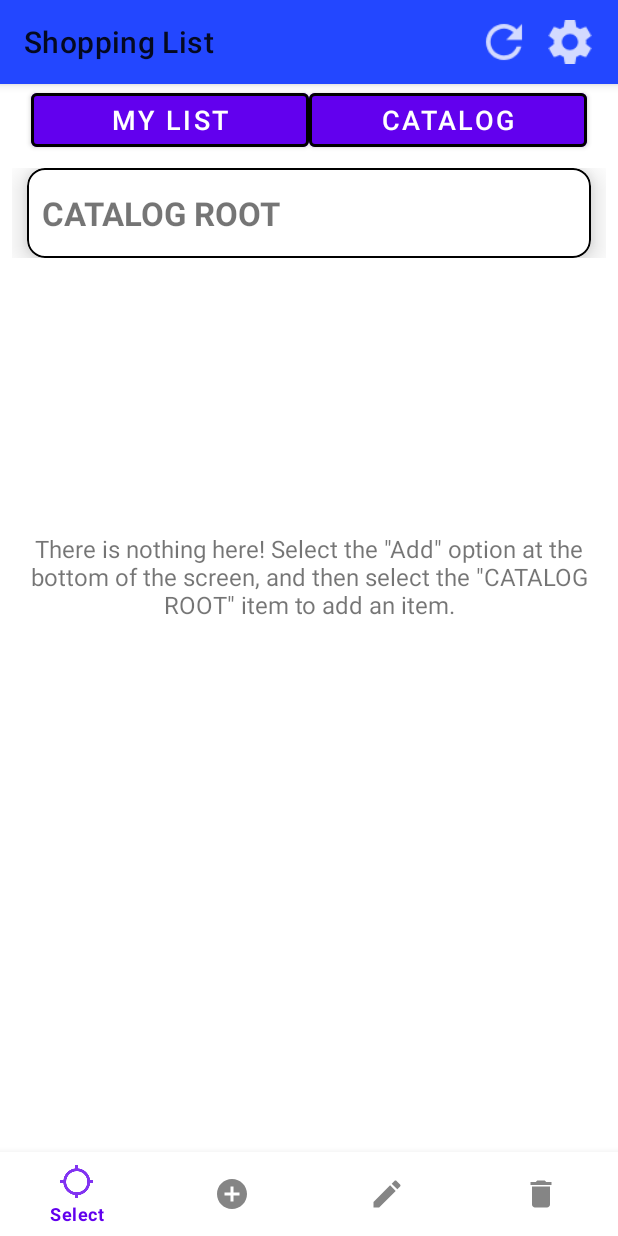
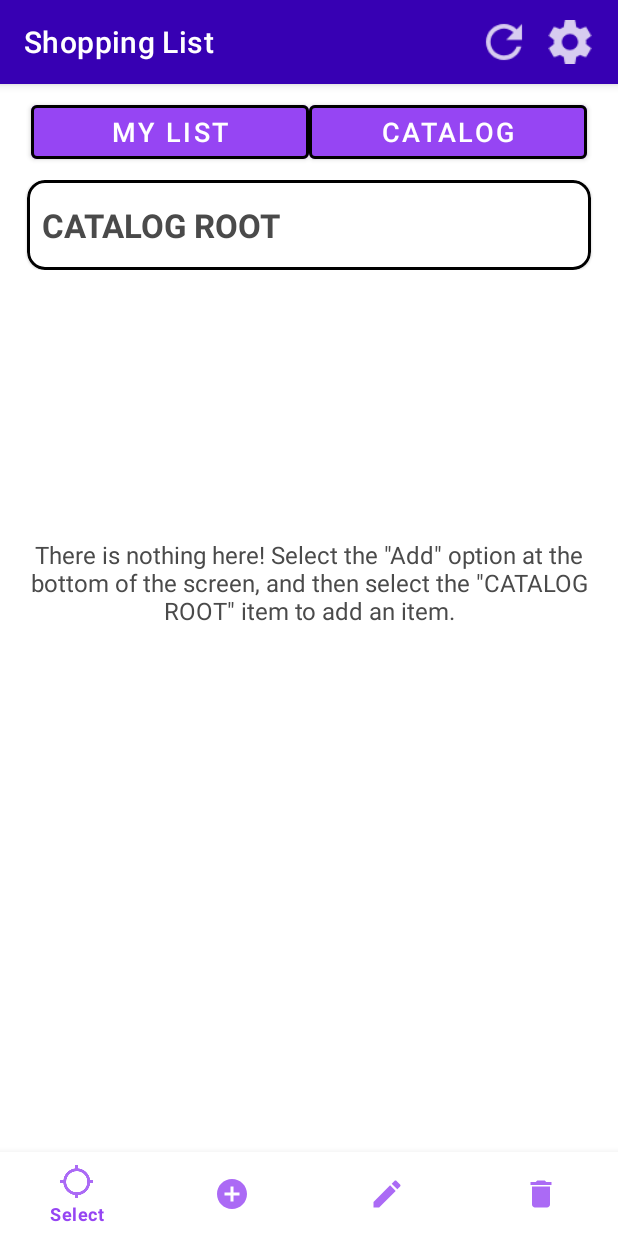
Before and after one commit to DavidSemke/Categorical, an Android app: the screen it shows after launch (MainActivity), after a tap on "CATALOG", on a phone screen of 412 x 824 dp. Run offline under Robolectric (Android 15) with nearby library versions, the phone set to English and light mode, and no system bars.

Commit message:
Updated color scheme and language.

```diff
--- a/app/src/main/java/com/example/depthdefinedshoppinglist/data/TextFileManager.java
+++ b/app/src/main/java/com/example/depthdefinedshoppinglist/data/TextFileManager.java
@@ -267,7 +267,7 @@ public class TextFileManager {
 
 
             Toast.makeText(
-                    context, R.string.failed_refresh_msg,
+                    context, R.string.toast_failed_refresh,
                     Toast.LENGTH_SHORT).show();
 
 
--- a/app/src/main/java/com/example/depthdefinedshoppinglist/ui/activity/MainActivity.java
+++ b/app/src/main/java/com/example/depthdefinedshoppinglist/ui/activity/MainActivity.java
@@ -69,18 +69,18 @@ public class MainActivity extends AppCompatActivity {
                     refreshItemsFragment();
 
                     Toast.makeText(
-                            this, R.string.refreshed_msg,
+                            this, R.string.toast_refresh,
                             Toast.LENGTH_SHORT).show();
 
                 } else {
                     Toast.makeText(
-                            this, R.string.failed_refresh_msg,
+                            this, R.string.toast_failed_refresh,
                             Toast.LENGTH_SHORT).show();
                 }
             }
             else {
                 Toast.makeText(
-                        this, R.string.refreshed_msg,
+                        this, R.string.toast_refresh,
                         Toast.LENGTH_SHORT).show();
             }
         });
--- a/app/src/main/java/com/example/depthdefinedshoppinglist/ui/fragment/SelectedItemsFragment.java
+++ b/app/src/main/java/com/example/depthdefinedshoppinglist/ui/fragment/SelectedItemsFragment.java
@@ -75,13 +75,13 @@ public class SelectedItemsFragment extends Fragment implements OnItemClickListen
                 }
 
                 Toast.makeText(
-                        requireActivity(), R.string.external_cat_update_msg,
+                        requireActivity(), R.string.toast_external_cat_update,
                         Toast.LENGTH_SHORT).show();
 
             } else {
 
                 Toast.makeText(
-                        requireActivity(), R.string.failed_refresh_msg,
+                        requireActivity(), R.string.toast_failed_refresh,
                         Toast.LENGTH_SHORT).show();
             }
         } else {
--- a/app/src/main/res/layout/catalog_fragment.xml
+++ b/app/src/main/res/layout/catalog_fragment.xml
@@ -38,6 +38,8 @@
         app:layout_constraintBottom_toBottomOf="parent"
         app:layout_constraintEnd_toEndOf="parent"
         app:layout_constraintStart_toStartOf="parent"
+        app:itemTextColor="@color/purple"
+        app:itemIconTint="@color/purple"
         app:menu="@menu/bottom_nav_bar" />
 
 </androidx.constraintlayout.widget.ConstraintLayout>
--- a/app/src/main/res/layout/items_parent_fragment.xml
+++ b/app/src/main/res/layout/items_parent_fragment.xml
@@ -9,7 +9,8 @@
         android:layout_width="match_parent"
         android:layout_height="wrap_content"
         android:gravity="center"
-        android:orientation="horizontal">
+        android:orientation="horizontal"
+        android:layout_marginTop="8dp">
 
         <com.google.android.material.button.MaterialButton
             android:id="@+id/selected_items_tab"
@@ -37,11 +38,11 @@
         android:name="androidx.navigation.fragment.NavHostFragment"
         android:layout_width="match_parent"
         android:layout_height="match_parent"
+        android:layout_below="@id/items_parent_fragment_list_tabs"
         app:layout_constraintBottom_toBottomOf="parent"
         app:layout_constraintEnd_toEndOf="parent"
         app:layout_constraintHorizontal_bias="0.0"
         app:layout_constraintStart_toStartOf="parent"
-        android:layout_below="@id/items_parent_fragment_list_tabs"
         app:navGraph="@navigation/items_parent_nav_graph" />
 
 </RelativeLayout>
--- a/app/src/main/res/layout/rec_view_cat_item.xml
+++ b/app/src/main/res/layout/rec_view_cat_item.xml
@@ -1,13 +1,12 @@
 <?xml version="1.0" encoding="utf-8"?>
 <RelativeLayout xmlns:android="http://schemas.android.com/apk/res/android"
-    xmlns:tools="http://schemas.android.com/tools"
     android:layout_width="match_parent"
     android:layout_height="wrap_content"
     android:layout_margin="8dp">
 
     <com.google.android.material.card.MaterialCardView
         android:id="@+id/recyclerview_cat_item"
-        style="@style/material_card_view_style">
+        style="@style/cardView">
 
         <LinearLayout
             android:layout_width="match_parent"
--- a/app/src/main/res/layout/rec_view_selected_item.xml
+++ b/app/src/main/res/layout/rec_view_selected_item.xml
@@ -6,7 +6,7 @@
 
     <com.google.android.material.card.MaterialCardView
         android:id="@+id/recyclerview_selected_item"
-        style="@style/material_card_view_style">
+        style="@style/cardView">
 
         <LinearLayout
             android:layout_width="match_parent"
--- a/app/src/main/res/layout/toolbar.xml
+++ b/app/src/main/res/layout/toolbar.xml
@@ -2,6 +2,7 @@
 <androidx.appcompat.widget.Toolbar xmlns:android="http://schemas.android.com/apk/res/android"
     android:layout_width="match_parent"
     android:layout_height="wrap_content"
-    android:background="@color/blue">
+    android:minHeight="?attr/actionBarSize"
+    android:theme="@style/toolbar">
 
 </androidx.appcompat.widget.Toolbar>
--- a/app/src/main/res/values-night/themes.xml
+++ b/app/src/main/res/values-night/themes.xml
@@ -1,16 +1,17 @@
-<resources xmlns:tools="http://schemas.android.com/tools">
+<resources>
     <!-- Base application theme. -->
     <style name="Theme.ShoppingList" parent="Theme.MaterialComponents.DayNight.NoActionBar">
         <!-- Primary brand color. -->
-        <item name="colorPrimary">@color/light_purple</item>
-        <item name="colorPrimaryVariant">@color/dark_purple</item>
-        <item name="colorOnPrimary">@color/black</item>
+        <item name="colorPrimary">@color/dark_purple</item>
+        <item name="colorPrimaryVariant">@color/dark_blue</item>
+        <item name="colorOnPrimary">@color/white</item>
         <!-- Secondary brand color. -->
         <item name="colorSecondary">@color/teal</item>
-        <item name="colorSecondaryVariant">@color/teal</item>
-        <item name="colorOnSecondary">@color/black</item>
+        <item name="colorSecondaryVariant">@color/dark_teal</item>
+        <item name="colorOnSecondary">@color/white</item>
         <!-- Status bar color. -->
-        <item name="android:statusBarColor" tools:targetApi="l">?attr/colorPrimaryVariant</item>
-        <!-- Customize your theme here. -->
+        <item name="android:statusBarColor">?attr/colorPrimaryVariant</item>
+
+        <item name="alertDialogTheme">@style/dialog</item>
     </style>
 </resources>
--- a/app/src/main/res/values/colors.xml
+++ b/app/src/main/res/values/colors.xml
@@ -1,14 +1,14 @@
 <?xml version="1.0" encoding="utf-8"?>
 <resources>
-    <color name="light_purple">#A45CFF</color>
-    <color name="purple">#FF6200EE</color>
-    <color name="dark_purple">#FF3700B3</color>
+    <color name="purple">#9645F3</color>
+    <color name="dark_purple">#43008F</color>
+    <color name="dark_violet">#FF3700B3</color>
+    <color name="dark_blue">#000287</color>
     <color name="teal">#FF03DAC5</color>
     <color name="dark_teal">#FF018786</color>
+
     <color name="black">#FF000000</color>
+    <color name="dark_gray">#4A4A4A</color>
     <color name="white">#FFFFFFFF</color>
-    <color name="blue">#2347FF</color>
-    <color name="red">#DF3535</color>
-    <color name="gray">#757575</color>
 
 </resources>
--- a/app/src/main/res/values/strings.xml
+++ b/app/src/main/res/values/strings.xml
@@ -1,53 +1,65 @@
 <resources>
+    <!-- Headers -->
     <string name="app_name">Shopping List</string>
-    <string name="action_settings">Settings</string>
+    <string name="settings_file_management_header"><b>File Management</b></string>
 
+
+    <!-- Buttons -->
     <string name="selected_items_tab_name">MY LIST</string>
     <string name="catalog_tab_name">CATALOG</string>
-    <string name="ok_button_text">OK</string>
-    <string name="cancel_button_text">@android:string/cancel</string>
-    <string name="select_data_destination_dialog_title">Select Data Destination</string>
-    <string name="select_data_destination_dialog_description">Select a destination for the app\'s
-        data:</string>
-    <string name="add_cat_dialog_title">Add Category</string>
-    <string name="add_cat_dialog_description">Enter a name for the new child of parent
-        \"%1$s\"</string>
-    <string name="edit_cat_dialog_title">Edit Category</string>
-    <string name="edit_cat_dialog_description">Enter a new name for category \"%1$s\"</string>
-    <string name="selected_items_empty_rec_view_msg">There is nothing here! Go to the catalog to add
-        items to your list.</string>
-    <string name="catalog_empty_rec_view_msg">There is nothing here! Select the \"Add\" option at
-        the bottom of the screen, and then select the \"CATALOG ROOT\" item to add an item.</string>
     <string name="skip_button_text">SKIP</string>
     <string name="create_button_text">CREATE</string>
     <string name="select_button_text">SELECT</string>
+    <string name="ok_button_text">OK</string>
+    <string name="cancel_button_text">@android:string/cancel</string>
+
+    <!-- Dialogs -->
+    <string name="select_data_destination_dialog_title">Select Data Destination</string>
+    <string name="select_data_destination_dialog_description">Select a destination for the app\'s
+        data.</string>
+    <string name="add_cat_dialog_title">Add Category</string>
+    <string name="add_cat_dialog_description">Enter a name for the new child of parent category
+        \"%1$s\".</string>
+    <string name="edit_cat_dialog_title">Edit Category</string>
+    <string name="edit_cat_dialog_description">Enter a new name for category \"%1$s\".</string>
     <string name="create_text_file_dialog_title">Create a Text File</string>
     <string name="create_text_file_dialog_msg">Create a text file to store the app\'s persistent
         data.</string>
     <string name="select_text_file_dialog_title">Select a Text File</string>
     <string name="select_text_file_dialog_msg">Select a text file to store the app\'s persistent
         data.</string>
+
+    <!-- Toast messages -->
     <string name="toast_successful_file_creation">File created.</string>
     <string name="toast_failed_file_creation">Failed to create file.</string>
     <string name="toast_chosen_file_accepted">File accepted.</string>
     <string name="toast_chosen_file_rejected">Failed to accept file.</string>
-    <string name="duplicate_msg">Duplicate category name.</string>
-    <string name="failed_delete_msg">Delete failed.</string>
-    <string name="failed_refresh_msg">Refresh failed. File unavailable.</string>
-    <string name="failed_edit_msg">Edit failed.</string>
-    <string name="failed_add_msg">Add failed.</string>
-    <string name="on_cat_delete_msg">Category deleted.</string>
-    <string name="field_empty">Field cannot be empty.</string>
-    <string name="failed_select_msg">Select failed.</string>
+    <string name="toast_duplicate_cat">Duplicate category name.</string>
+    <string name="toast_failed_delete">Delete failed.</string>
+    <string name="toast_failed_refresh">Refresh failed. File unavailable.</string>
+    <string name="toast_failed_edit">Edit failed.</string>
+    <string name="toast_failed_add">Add failed.</string>
+    <string name="toast_field_empty">Field cannot be empty.</string>
+    <string name="toast_failed_select">Select failed.</string>
+    <string name="toast_refresh">Refreshed.</string>
+    <string name="toast_external_cat_update">External catalog update.</string>
+    <string name="toast_max_depth_exceeded">Cannot exceed max depth.</string>
+    <string name="toast_name_cannot_contain_special_characters">A category name cannot contain characters \'.\', \'&lt;\', or \'&gt;\'.</string>
+
+    <!-- Hints -->
+    <string name="selected_items_empty_rec_view_msg">There is nothing here! Go to the catalog to add
+        items to your list.</string>
+    <string name="catalog_empty_rec_view_msg">There is nothing here! Select the \"Add\" option at
+        the bottom of the screen, and then select the \"CATALOG ROOT\" item to add an item.</string>
+
+    <!-- Other -->
+    <string name="settings_file_management_select_file_text">Select a text file to store your data.
+    </string>
     <string name="checkmark">Checkmark</string>
-    <string name="file_management_header"><b>File Management</b></string>
-    <string name="settings_file_management_select_file_text">Select Text File to Store Item Categories.</string>
     <string name="refresh">Refresh</string>
     <string name="settings">Settings</string>
-    <string name="refreshed_msg">Refreshed.</string>
-    <string name="external_cat_update_msg">External catalog update.</string>
-    <string name="exceed_max_depth_msg">Cannot exceed max depth.</string>
     <string name="expandable_symbol_description">Expandable symbol</string>
     <string name="collapsable_symbol_description">Collapsable symbol</string>
-    <string name="category_name_cannot_contain_special_character">A category name cannot contain characters \'.\', \'&lt;\', or \'&gt;\'.</string>
+
+
 </resources>
--- a/app/src/main/res/values/styles.xml
+++ b/app/src/main/res/values/styles.xml
@@ -1,7 +1,7 @@
 <?xml version="1.0" encoding="utf-8"?>
 <resources>
 
-    <style name="material_card_view_style" parent="Widget.MaterialComponents.CardView">
+    <style name="cardView" parent="@style/Widget.MaterialComponents.CardView">
         <item name="android:layout_width">match_parent</item>
         <item name="android:layout_height">60dp</item>
         <item name="android:layout_marginStart">10dp</item>
@@ -9,8 +9,28 @@
         <item name="android:layout_marginEnd">10dp</item>
         <item name="android:layout_marginRight">10dp</item>
         <item name="cardCornerRadius">12dp</item>
-        <item name="cardElevation">12dp</item>
         <item name="strokeColor">@color/black</item>
-        <item name="strokeWidth">1dp</item>
+        <item name="strokeWidth">2dp</item>
     </style>
+
+    <style name="toolbar">
+        <item name="android:textColorPrimary">@color/white</item>
+        <item name="android:textColorSecondary">@color/white</item>
+        <item name="android:background">@color/dark_violet</item>
+    </style>
+
+    <!-- Alert Dialog Style -->
+    <style name="dialog" parent="Theme.AppCompat.Dialog.Alert">
+        <item name="buttonBarNegativeButtonStyle">@style/negativeButton</item>
+        <item name="buttonBarPositiveButtonStyle">@style/positiveButton</item>
+    </style>
+
+    <style name="negativeButton" parent="Widget.AppCompat.Button.ButtonBar.AlertDialog">
+        <item name="android:textColor">@color/purple</item>
+    </style>
+
+    <style name="positiveButton" parent="Widget.AppCompat.Button.ButtonBar.AlertDialog">
+        <item name="android:textColor">@color/purple</item>
+    </style>
+
 </resources>
--- a/app/src/main/res/values/themes.xml
+++ b/app/src/main/res/values/themes.xml
@@ -1,17 +1,18 @@
-<resources xmlns:tools="http://schemas.android.com/tools">
+<resources>
     <!-- Base application theme. -->
     <style name="Theme.ShoppingList" parent="Theme.MaterialComponents.DayNight.NoActionBar">
         <!-- Primary brand color. -->
         <item name="colorPrimary">@color/purple</item>
-        <item name="colorPrimaryVariant">@color/dark_purple</item>
+        <item name="colorPrimaryVariant">@color/dark_blue</item>
         <item name="colorOnPrimary">@color/white</item>
         <!-- Secondary brand color. -->
         <item name="colorSecondary">@color/teal</item>
         <item name="colorSecondaryVariant">@color/dark_teal</item>
         <item name="colorOnSecondary">@color/black</item>
         <!-- Status bar color. -->
-        <item name="android:statusBarColor" tools:targetApi="l">?attr/colorPrimaryVariant</item>
-        <!-- Customize your theme here. -->
+        <item name="android:statusBarColor">?attr/colorPrimaryVariant</item>
+
+        <item name="android:textColor">@color/dark_gray</item>
 
     </style>
 
@@ -22,5 +23,8 @@
 
     <style name="Theme.ShoppingList.AppBarOverlay" parent="ThemeOverlay.AppCompat.Dark.ActionBar" />
 
-    <style name="Theme.ShoppingList.PopupOverlay" parent="ThemeOverlay.AppCompat.Light" />
+    <style name="Theme.ShoppingList.PopupOverlay" parent="ThemeOverlay.AppCompat.Light">
+    </style>
+
+
 </resources>
```
Also changed, not shown: app/src/main/java/com/example/depthdefinedshoppinglist/ui/fragment/CatalogFragment.java (+19 -22 lines), app/src/main/res/layout/settings_fragment.xml (+3 -4 lines).
